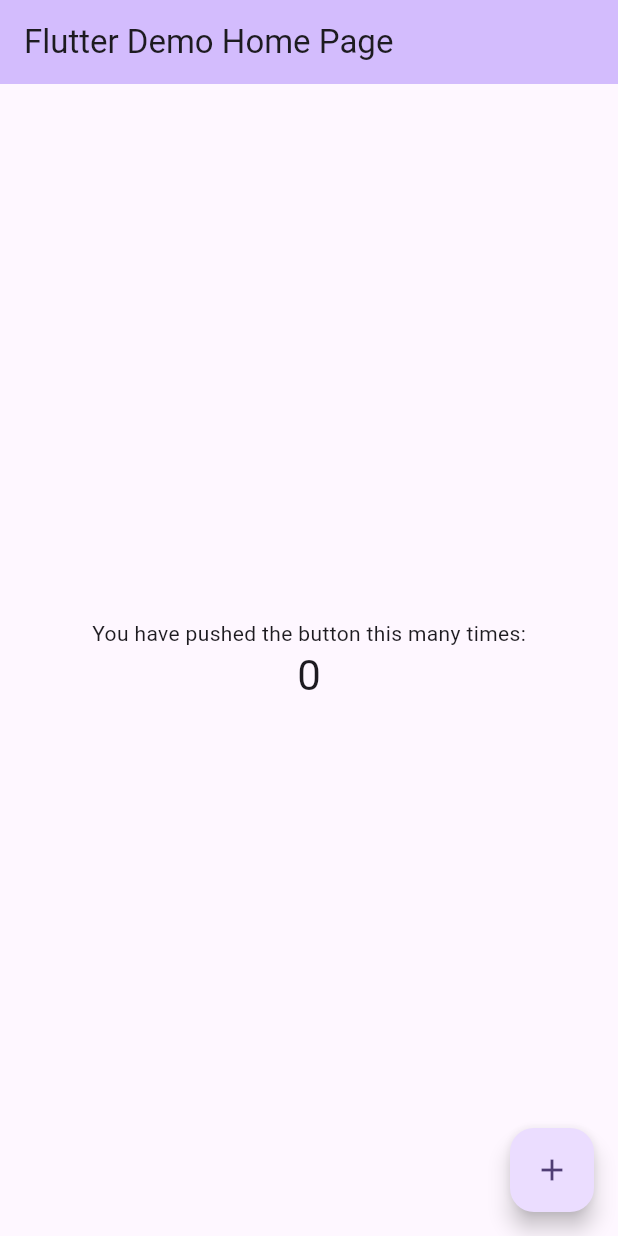
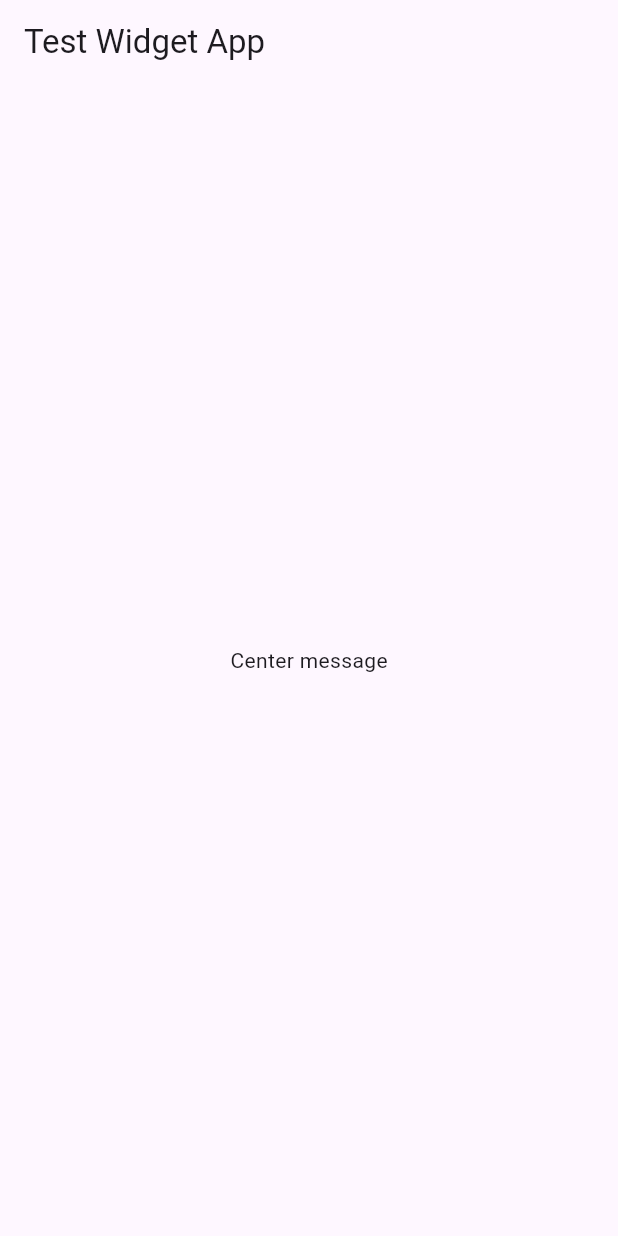
Before and after one commit to EngAhmad-Tayasna/My-Learning-With-Testing, a Flutter app: the screen it shows after launch, on a phone screen of 412 x 824 dp. Run offline on Flutter 3.47's test engine with Material 3 defaults, Android fonts, the phone set to English and light mode, and no system bars.

Commit message:
widget test

```diff
--- a/lib/main.dart
+++ b/lib/main.dart
@@ -1,122 +1,22 @@
+// ignore_for_file: public_member_api_docs, sort_constructors_first
 import 'package:flutter/material.dart';
 
 void main() {
-  runApp(const MyApp());
+  runApp(const MyWidget(title: 'Test Widget App', message: "Center message"));
 }
 
-class MyApp extends StatelessWidget {
-  const MyApp({super.key});
-
+class MyWidget extends StatelessWidget {
+  const MyWidget({super.key, required this.title, required this.message});
+  final String title;
+  final String message;
   // This widget is the root of your application.
   @override
   Widget build(BuildContext context) {
     return MaterialApp(
-      title: 'Flutter Demo',
-      theme: ThemeData(
-        // This is the theme of your application.
-        //
-        // TRY THIS: Try running your application with "flutter run". You'll see
-        // the application has a purple toolbar. Then, without quitting the app,
-        // try changing the seedColor in the colorScheme below to Colors.green
-        // and then invoke "hot reload" (save your changes or press the "hot
-        // reload" button in a Flutter-supported IDE, or press "r" if you used
-        // the command line to start the app).
-        //
-        // Notice that the counter didn't reset back to zero; the application
-        // state is not lost during the reload. To reset the state, use hot
-        // restart instead.
-        //
-        // This works for code too, not just values: Most code changes can be
-        // tested with just a hot reload.
-        colorScheme: ColorScheme.fromSeed(seedColor: Colors.deepPurple),
+      home: Scaffold(
+        appBar: AppBar(title: Text(title)),
+        body: Center(child: Text(message)),
       ),
-      home: const MyHomePage(title: 'Flutter Demo Home Page'),
     );
   }
 }
-
-class MyHomePage extends StatefulWidget {
-  const MyHomePage({super.key, required this.title});
-
-  // This widget is the home page of your application. It is stateful, meaning
-  // that it has a State object (defined below) that contains fields that affect
-  // how it looks.
-
-  // This class is the configuration for the state. It holds the values (in this
-  // case the title) provided by the parent (in this case the App widget) and
-  // used by the build method of the State. Fields in a Widget subclass are
-  // always marked "final".
-
-  final String title;
-
-  @override
-  State<MyHomePage> createState() => _MyHomePageState();
-}
-
-class _MyHomePageState extends State<MyHomePage> {
-  int _counter = 0;
-
-  void _incrementCounter() {
-    setState(() {
-      // This call to setState tells the Flutter framework that something has
-      // changed in this State, which causes it to rerun the build method below
-      // so that the display can reflect the updated values. If we changed
-      // _counter without calling setState(), then the build method would not be
-      // called again, and so nothing would appear to happen.
-      _counter++;
-    });
-  }
-
-  @override
-  Widget build(BuildContext context) {
-    // This method is rerun every time setState is called, for instance as done
-    // by the _incrementCounter method above.
-    //
-    // The Flutter framework has been optimized to make rerunning build methods
-    // fast, so that you can just rebuild anything that needs updating rather
-    // than having to individually change instances of widgets.
-    return Scaffold(
-      appBar: AppBar(
-        // TRY THIS: Try changing the color here to a specific color (to
-        // Colors.amber, perhaps?) and trigger a hot reload to see the AppBar
-        // change color while the other colors stay the same.
-        backgroundColor: Theme.of(context).colorScheme.inversePrimary,
-        // Here we take the value from the MyHomePage object that was created by
-        // the App.build method, and use it to set our appbar title.
-        title: Text(widget.title),
-      ),
-      body: Center(
-        // Center is a layout widget. It takes a single child and positions it
-        // in the middle of the parent.
-        child: Column(
-          // Column is also a layout widget. It takes a list of children and
-          // arranges them vertically. By default, it sizes itself to fit its
-          // children horizontally, and tries to be as tall as its parent.
-          //
-          // Column has various properties to control how it sizes itself and
-          // how it positions its children. Here we use mainAxisAlignment to
-          // center the children vertically; the main axis here is the vertical
-          // axis because Columns are vertical (the cross axis would be
-          // horizontal).
-          //
-          // TRY THIS: Invoke "debug painting" (choose the "Toggle Debug Paint"
-          // action in the IDE, or press "p" in the console), to see the
-          // wireframe for each widget.
-          mainAxisAlignment: MainAxisAlignment.center,
-          children: <Widget>[
-            const Text('You have pushed the button this many times:'),
-            Text(
-              '$_counter',
-              style: Theme.of(context).textTheme.headlineMedium,
-            ),
-          ],
-        ),
-      ),
-      floatingActionButton: FloatingActionButton(
-        onPressed: _incrementCounter,
-        tooltip: 'Increment',
-        child: const Icon(Icons.add),
-      ), // This trailing comma makes auto-formatting nicer for build methods.
-    );
-  }
-}
```
Also changed, not shown: 2 other files.
